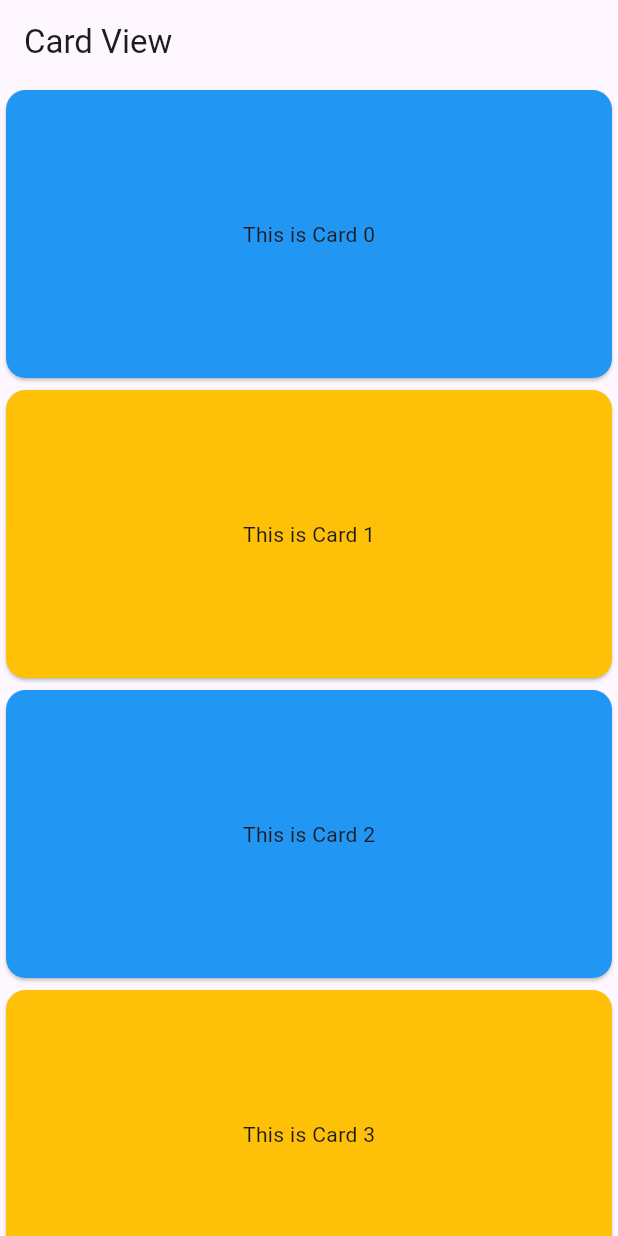
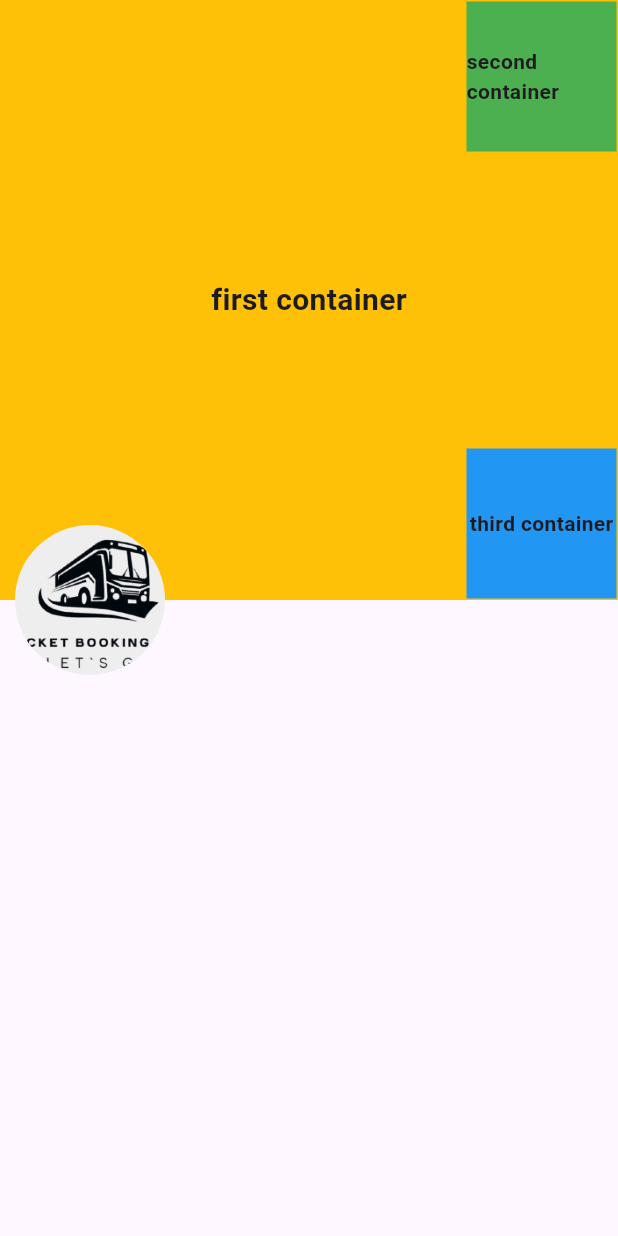
Before and after one commit to Bibekgupta777/first_assignment, a Flutter app: the screen it shows after launch, on a phone screen of 412 x 824 dp. Run offline on Flutter 3.47's test engine with Material 3 defaults, Android fonts, the phone set to English and light mode, and no system bars.

Commit message:
stack_view

```diff
--- a/lib/App.dart
+++ b/lib/App.dart
@@ -1,8 +1,12 @@
 // import 'package:first_assignment/screens/card_view.dart';
-import 'package:first_assignment/screens/dynamic_card_view.dart';
+// import 'package:first_assignment/screens/dynamic_card_view.dart';
+// import 'package:first_assignment/screens/grid_view_list.dart';
 // import 'package:first_assignment/screens/grid_view_list.dart';
 // import 'package:first_assignment/screens/my_list_view.dart';
 
+// import 'package:first_assignment/screens/data_table_view.dart';
+import 'package:first_assignment/screens/stack_view.dart';
+// import 'package:first_assignment/screens/my_grid_view.dart';
 import 'package:flutter/material.dart';
 
 class MyApp extends StatelessWidget {
@@ -12,7 +16,7 @@ class MyApp extends StatelessWidget {
   Widget build(BuildContext context) {
     return const MaterialApp(
       debugShowCheckedModeBanner: false,
-      home: DynamicCardView(),
+      home: StackView(),
     );
   }
 }
--- /dev/null
+++ b/lib/screens/stack_view.dart
@@ -0,0 +1,70 @@
+import 'package:flutter/material.dart';
+
+class StackView extends StatelessWidget {
+  const StackView({super.key});
+
+  @override
+  Widget build(BuildContext context) {
+    return Scaffold(
+      body: SafeArea(
+        child: Stack(
+          clipBehavior: Clip.none,
+          children: [
+            Container(
+              height: 400,
+              width: 600,
+              color: Colors.amber,
+              child: const Center(
+                child: Text(
+                  "first container",
+                  style: TextStyle(fontSize: 20, fontWeight: FontWeight.bold),
+                ),
+              ),
+            ),
+            Positioned(
+              top: 1,
+              right: 1,
+              child: Container(
+                height: 100,
+                width: 100,
+                color: Colors.green,
+                child: const Center(
+                  child: Text(
+                    "second container",
+                    style: TextStyle(fontSize: 14, fontWeight: FontWeight.bold),
+                  ),
+                ),
+              ),
+            ),
+            Positioned(
+              bottom: 1,
+              right: 1,
+              child: Container(
+                height: 100,
+                width: 100,
+                color: Colors.blue,
+                child: const Center(
+                  child: Text(
+                    "third container",
+                    style: TextStyle(fontSize: 14, fontWeight: FontWeight.bold),
+                  ),
+                ),
+              ),
+            ),
+            Positioned(
+              bottom: -50,
+              left: 10,
+              child: CircleAvatar(
+                radius: 50, // Radius of the circle
+                backgroundImage:
+                    AssetImage('assets/images/logo.png'), // Path to your image
+                backgroundColor:
+                    Colors.grey.shade200, // Background color if no image
+              ),
+            ),
+          ],
+        ),
+      ),
+    );
+  }
+}
```
Also changed, not shown: lib/screens/data_table_view.dart (added, +65 -0 lines), lib/screens/grid_view.dart (deleted, +0 -31 lines), lib/screens/grid_view_list.dart (+35 -7 lines), lib/screens/my_grid_view.dart (added, +38 -0 lines), pubspec.yaml (+8 -66 lines), assets/images/logo.png (added).
